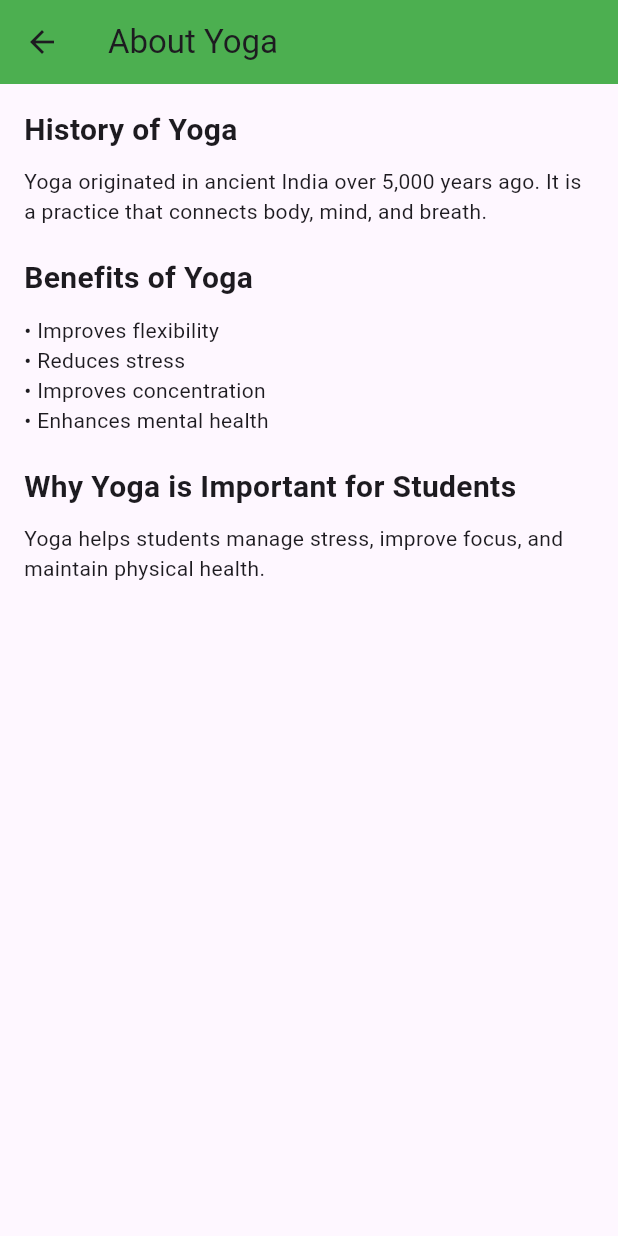
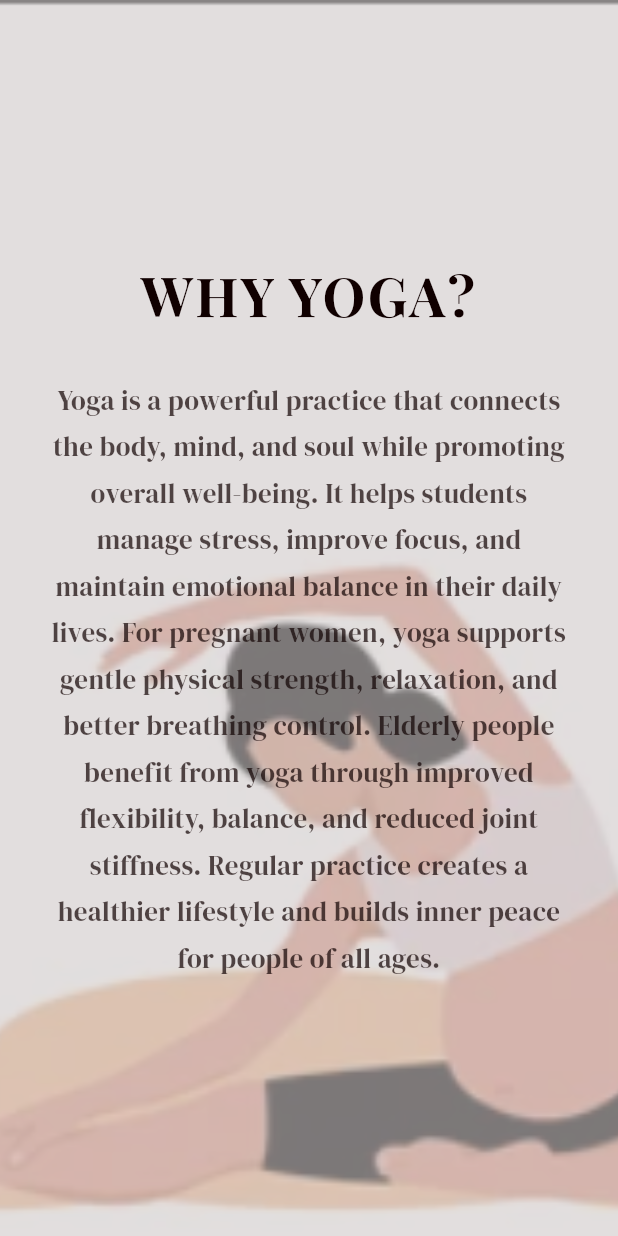
Before and after one commit to AtmakuruMeghanaa/yoga_website, a Flutter app: the AboutPage screen opened by its route, on a phone screen of 412 x 824 dp. Run offline on Flutter 3.47's test engine with Material 3 defaults, Android fonts, the phone set to English and light mode, and no system bars; our stand-ins replace google_fonts.

Commit message:
Added yoga images

```diff
--- a/lib/main.dart
+++ b/lib/main.dart
@@ -1,7 +1,7 @@
 import 'package:flutter/material.dart';
 import 'screens/home.dart';
 import 'screens/about.dart';
-import 'screens/poses.dart';
+import 'screens/asanas.dart';
 import 'screens/bmi.dart';
 import 'screens/stress.dart';
 import 'screens/contact.dart';
@@ -23,7 +23,7 @@ class YogaApp extends StatelessWidget {
       routes: {
         '/': (context) => const HomePage(),
         '/about': (context) => const AboutPage(),
-        '/poses': (context) => const PosesPage(),
+        '/asanas': (context) => const AsanasPage(),
         '/bmi': (context) => const BMIPage(),
         '/stress': (context) => const StressPage(),
         '/contact': (context) => const ContactPage(),
--- a/lib/screens/about.dart
+++ b/lib/screens/about.dart
@@ -1,4 +1,5 @@
 import 'package:flutter/material.dart';
+import 'package:google_fonts/google_fonts.dart';
 
 class AboutPage extends StatelessWidget {
   const AboutPage({super.key});
@@ -6,55 +7,57 @@ class AboutPage extends StatelessWidget {
   @override
   Widget build(BuildContext context) {
     return Scaffold(
-      appBar: AppBar(
-        title: const Text("About Yoga"),
-        backgroundColor: Colors.green,
+      body: Stack(
+        children: [
+          // 🔹 Background Image
+          SizedBox.expand(
+            child: Image.asset("assets/images/about_bg.png", fit: BoxFit.cover),
           ),
-      body: const Padding(
-        padding: EdgeInsets.all(16.0),
-        child: SingleChildScrollView(
+
+          // 🔹  overlay for readability
+          Container(
+            color: const Color.fromARGB(255, 206, 200, 200).withOpacity(0.6),
+          ),
+
+          // 🔹 Centered Content
+          Center(
+            child: Padding(
+              padding: const EdgeInsets.symmetric(horizontal: 30),
               child: Column(
-            crossAxisAlignment: CrossAxisAlignment.start,
+                mainAxisAlignment: MainAxisAlignment.center,
                 children: [
                   Text(
-                "History of Yoga",
-                style: TextStyle(fontSize: 20, fontWeight: FontWeight.bold),
+                    "WHY YOGA?",
+                    textAlign: TextAlign.center,
+                    style: GoogleFonts.playfairDisplay(
+                      fontSize: 36,
+                      fontWeight: FontWeight.bold,
+                      color: const Color.fromARGB(255, 16, 0, 0),
+                      letterSpacing: 1.5,
                     ),
-              SizedBox(height: 10),
-              Text(
-                "Yoga originated in ancient India over 5,000 years ago. "
-                "It is a practice that connects body, mind, and breath.",
                   ),
 
-              SizedBox(height: 20),
+                  const SizedBox(height: 30),
 
                   Text(
-                "Benefits of Yoga",
-                style: TextStyle(fontSize: 20, fontWeight: FontWeight.bold),
+                    "Yoga is a powerful practice that connects the body, mind, and soul while promoting overall well-being. "
+                    "It helps students manage stress, improve focus, and maintain emotional balance in their daily lives. "
+                    "For pregnant women, yoga supports gentle physical strength, relaxation, and better breathing control. "
+                    "Elderly people benefit from yoga through improved flexibility, balance, and reduced joint stiffness. "
+                    "Regular practice creates a healthier lifestyle and builds inner peace for people of all ages.",
+                    textAlign: TextAlign.center,
+                    style: GoogleFonts.dmSerifDisplay(
+                      fontSize: 18,
+                      height: 1.7,
+                      color: const Color.fromARGB(179, 15, 0, 0),
                     ),
-              SizedBox(height: 10),
-              Text(
-                "• Improves flexibility\n"
-                "• Reduces stress\n"
-                "• Improves concentration\n"
-                "• Enhances mental health",
-              ),
-
-              SizedBox(height: 20),
-
-              Text(
-                "Why Yoga is Important for Students",
-                style: TextStyle(fontSize: 20, fontWeight: FontWeight.bold),
-              ),
-              SizedBox(height: 10),
-              Text(
-                "Yoga helps students manage stress, improve focus, "
-                "and maintain physical health.",
                   ),
                 ],
               ),
             ),
           ),
+        ],
+      ),
     );
   }
 }
```
Also changed, not shown: lib/screens/asanas.dart (added, +145 -0 lines), lib/screens/home.dart (+25 -2 lines), lib/screens/poses.dart (deleted, +0 -53 lines), pubspec.yaml (+8 -2 lines), assets/images/about_bg.png (added), assets/images/balasana.png (added), assets/images/bhujangasana.png (added), assets/images/suryanamaskar.png (added), assets/images/tadasana.png (added), assets/images/vrikshasana.png (added). Lines whose indentation alone changed are shown as unchanged.
